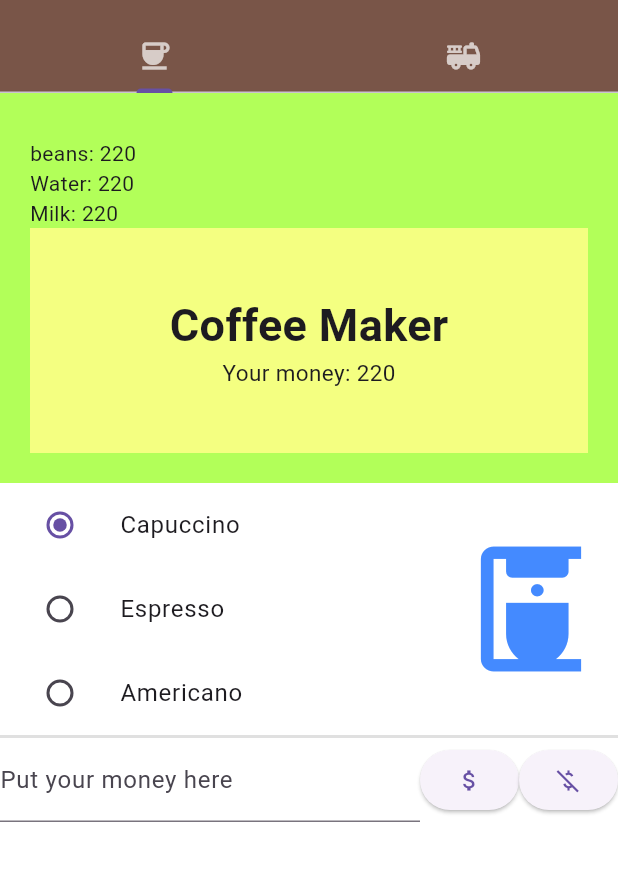
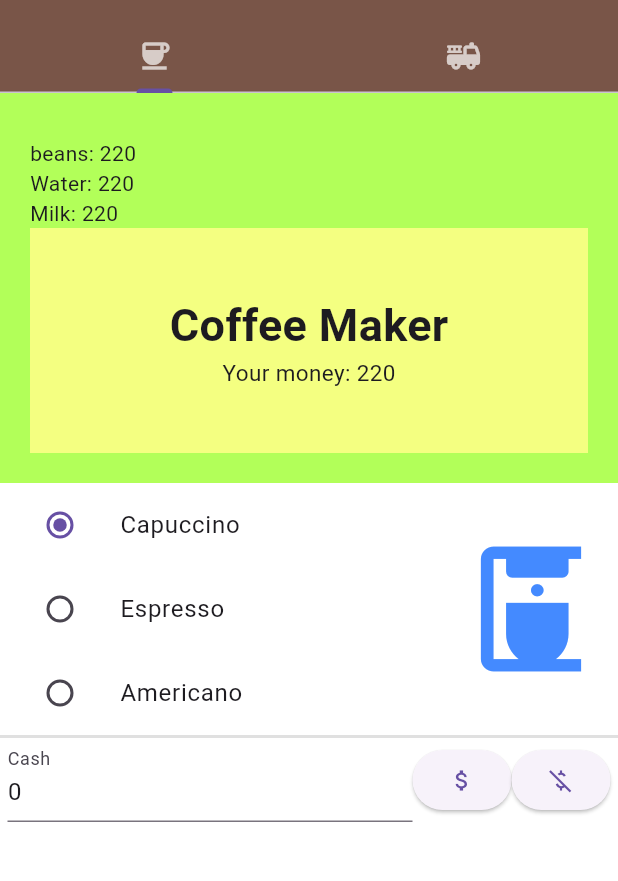
Before and after one commit to YaRus02/IT2001_Lobanov, a Flutter app: the screen it shows after launch, after a tap on the "attach money" icon, on a phone screen of 412 x 824 dp, the part 63-944 px from its top. Run offline on Flutter 3.47's test engine with Material 2 defaults, Android fonts, the phone set to English and light mode, and no system bars.

Commit message:
реализован ввод денег на дисплее пользователем

```diff
--- a/lab12/lib/Classes/Pages/Display.dart
+++ b/lab12/lib/Classes/Pages/Display.dart
@@ -12,12 +12,34 @@ class Display extends StatefulWidget {
 
 class _Display extends State<Display> {
   CoffeeTypes? _coffee = CoffeeTypes.cappuccino;
+  int cash = 0;
+  var _cashController = TextEditingController();
+
+  void _addResources() {
+    int beans = 0;
+    int water = 0;
+    int milk = 0;
+    int cash = int.parse(_cashController.text);
+
+    widget.machine.addResources(beans, water, milk, cash);
+    setState(() {});
+  }
+  @override
+  void initState() {
+    super.initState();
+    _cashController = TextEditingController(text: '0');
+  }
+
+  void _clearTextField() {
+    _cashController.clear();
+  }
 
   @override
   Widget build(BuildContext context) {
     return Scaffold(
       backgroundColor: Colors.white,
-      body: ListView(
+      body: Form(
+        child:  ListView(
           children: [
             Container(
               color: Colors.lightGreenAccent,
@@ -27,14 +49,13 @@ class _Display extends State<Display> {
                     height: 30,
                   ),
                   Padding(
-                  padding: EdgeInsets.fromLTRB(20, 0, 0, 0),
+                    padding: const EdgeInsets.fromLTRB(20, 0, 0, 0),
                     child: Column(
                       crossAxisAlignment: CrossAxisAlignment.stretch,
                       children:  [
                         Text('beans: ${widget.machine.resources.coffeeBeans}',),
                         Text('Water: ${widget.machine.resources.water}'),
                         Text('Milk: ${widget.machine.resources.milk}'),
-
                       ],
                     ),
                   ),
@@ -126,23 +147,39 @@ class _Display extends State<Display> {
             ),
             Row(
               children: [
+                SizedBox(width: 5,),
                 Flexible(
                   child: TextFormField(
-                  decoration: InputDecoration(labelText: 'Put your money here'),
+                    controller: _cashController,
+                    validator: (cash) {
+                      if (int.tryParse(cash!) == null) {
+                        return 'Enter the correct data';
+                      }
+                      return null;
+                    },
+                    keyboardType: TextInputType.number,
+                    decoration: const InputDecoration(labelText: 'Cash'),
                   ),
                 ),
                 ElevatedButton(
-                onPressed: () {},
+                  onPressed: () {
+                    _addResources();
+
+                  },
                   child: Icon(Icons.attach_money),
                 ),
                 ElevatedButton(
-                onPressed: () {},
+                  onPressed: () {
+                    _clearTextField();
+                  },
                   child: Icon(Icons.money_off_csred),
                 ),
+                SizedBox(width: 5,),
               ],
             )
           ],
         ),
+      ),
     );
   }
 }
```
Lines whose indentation alone changed are shown as unchanged.
